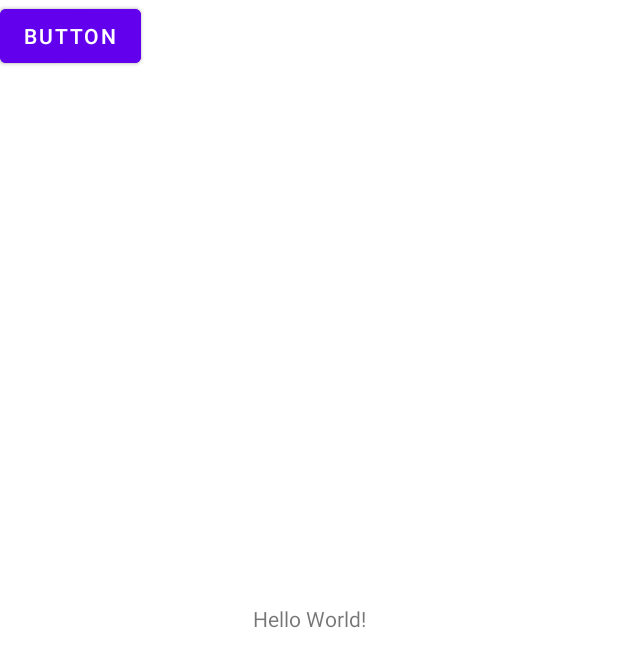
After one commit to gabrielapatru/Colocviu1_1, an Android app: the layout activity_colocviu1_1_secondary.xml on its own in the app's theme, with its tools: preview values and no code run, on a phone screen of 412 x 824 dp. The commit adds this screen. Shown: the top 667 px of the screen. Run offline under Robolectric (Android 15) with nearby library versions, the phone set to English and light mode, and no system bars.

Commit message:
ex c, b, a

```diff
--- /dev/null
+++ b/app/src/main/res/layout/activity_colocviu1_1_secondary.xml
@@ -0,0 +1,35 @@
+<?xml version="1.0" encoding="utf-8"?>
+<androidx.constraintlayout.widget.ConstraintLayout xmlns:android="http://schemas.android.com/apk/res/android"
+    xmlns:app="http://schemas.android.com/apk/res-auto"
+    xmlns:tools="http://schemas.android.com/tools"
+    android:layout_width="match_parent"
+    android:layout_height="match_parent"
+    tools:context=".colocviu1_1MainActivity">
+
+    <TextView
+        android:layout_width="wrap_content"
+        android:layout_height="wrap_content"
+        android:text="Hello World!"
+        app:layout_constraintBottom_toBottomOf="parent"
+        app:layout_constraintLeft_toLeftOf="parent"
+        app:layout_constraintRight_toRightOf="parent"
+        app:layout_constraintTop_toTopOf="parent" />
+
+    <Button
+        android:id="@+id/register"
+        android:layout_width="wrap_content"
+        android:layout_height="wrap_content"
+        android:text="Button"
+        tools:layout_editor_absoluteX="56dp"
+        tools:layout_editor_absoluteY="132dp" />
+
+    <Button
+        android:id="@+id/cancel"
+        android:layout_width="wrap_content"
+        android:layout_height="wrap_content"
+        android:text="Button"
+        tools:layout_editor_absoluteX="220dp"
+        tools:layout_editor_absoluteY="216dp" />
+
+
+</androidx.constraintlayout.widget.ConstraintLayout>
```
Also changed, not shown: app/src/main/java/ro/pub/cs/systems/eim/Colocviu1_1/Colocviu1_1SecondaryActivity.java (added, +38 -0 lines), app/src/main/java/ro/pub/cs/systems/eim/Colocviu1_1/colocviu1_1MainActivity.java (+34 -16 lines).
